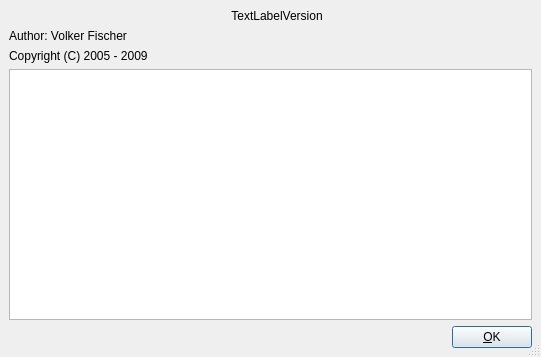
Before: the Qt Designer form src/aboutdlgbase.ui in jamulussoftware/jamulus, drawn with Qt 5.
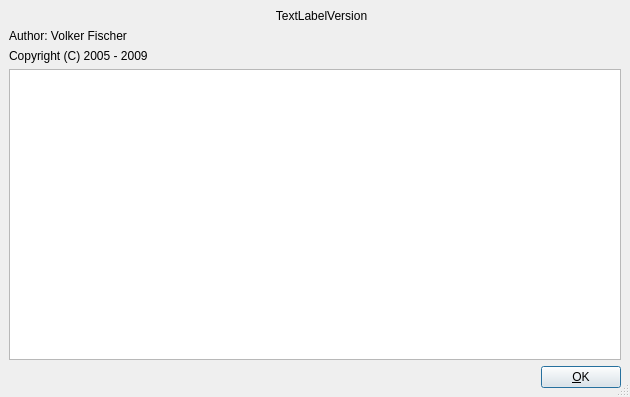
After: the same form once the commit is applied. Icons and pictures are not drawn.

Commit message: added browser links in about dialog

Diff of the .ui file:
```diff
--- a/src/aboutdlgbase.ui
+++ b/src/aboutdlgbase.ui
@@ -5,8 +5,8 @@
    <rect>
     <x>0</x>
     <y>0</y>
-    <width>541</width>
-    <height>357</height>
+    <width>630</width>
+    <height>397</height>
    </rect>
   </property>
   <property name="sizePolicy" >
```
The commit also changes 1 other file.
